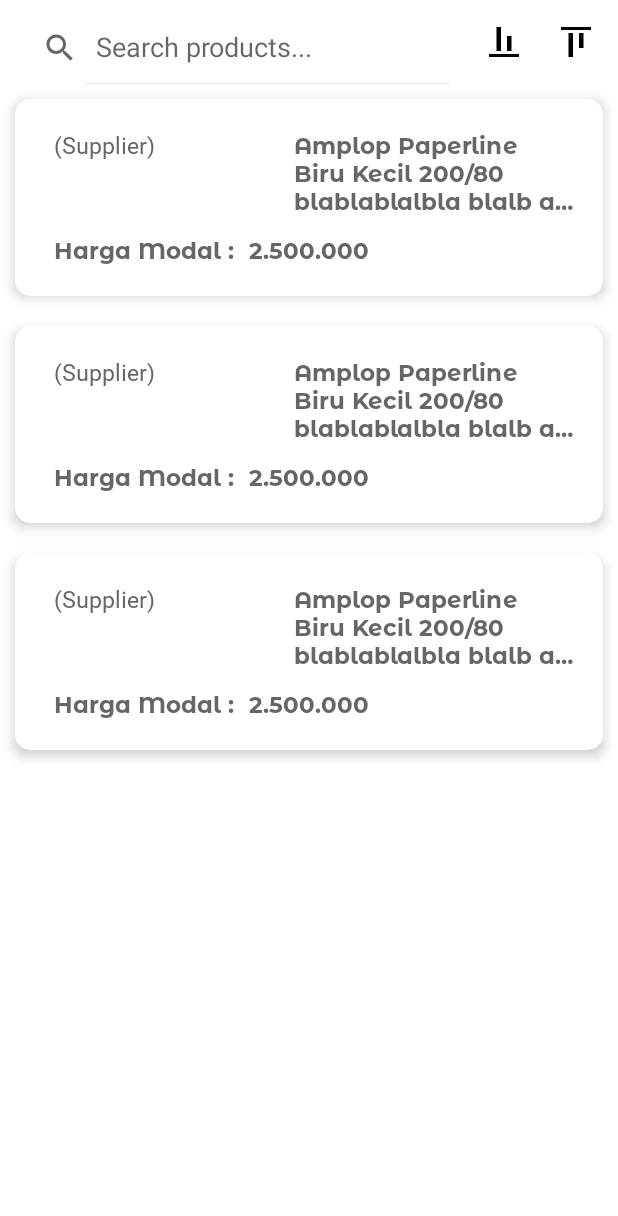
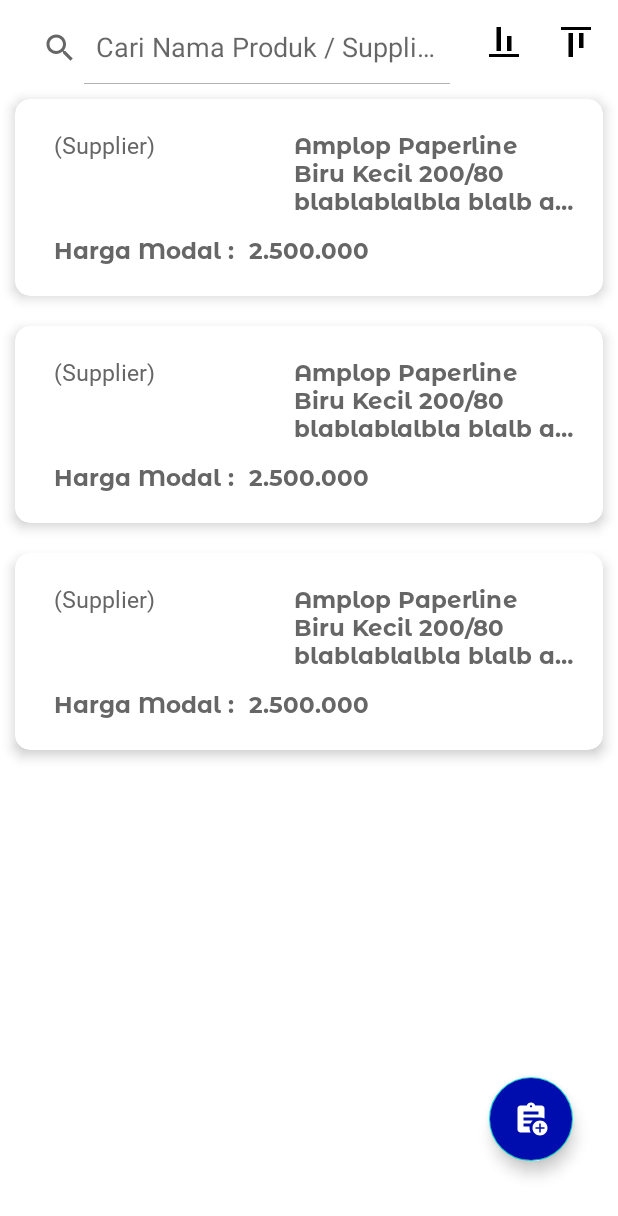
Before and after one commit to perangkatgunakarya/AndroidTokoPlastik, an Android app: the layout fragment_product.xml on its own in the app's theme, with its tools: preview values and no code run, on a phone screen of 412 x 824 dp. Shown: the top 1216 px of the screen. Run offline under Robolectric (Android 15) with nearby library versions, the phone set to English and light mode, and no system bars.

Commit message:
add tambah product activity

```diff
--- a/app/src/main/AndroidManifest.xml
+++ b/app/src/main/AndroidManifest.xml
@@ -16,6 +16,9 @@
         android:usesCleartextTraffic="true"
         tools:targetApi="31">
         <activity
+            android:name=".ui.product.AddProductActivity"
+            android:exported="false"/>
+        <activity
             android:name=".HomeActivity"
             android:exported="false" />
         <activity
--- /dev/null
+++ b/app/src/main/res/drawable/ic_add.xml
@@ -0,0 +1,7 @@
+<vector xmlns:android="http://schemas.android.com/apk/res/android" android:height="24dp" android:tint="#000000" android:viewportHeight="24" android:viewportWidth="24" android:width="24dp">
+
+    <path android:fillColor="@android:color/white" android:pathData="M18,13c-2.76,0 -5,2.24 -5,5s2.24,5 5,5s5,-2.24 5,-5S20.76,13 18,13zM21,18.5h-2.5V21h-1v-2.5H15v-1h2.5V15h1v2.5H21V18.5z"/>
+
+    <path android:fillColor="@android:color/white" android:pathData="M11.69,15c0.36,-0.75 0.84,-1.43 1.43,-2H7v-2c0,0 10.66,0 11,0c1.07,0 2.09,0.25 3,0.69V5c0,-1.1 -0.9,-2 -2,-2h-4.18C14.4,1.84 13.3,1 12,1S9.6,1.84 9.18,3H5C3.9,3 3,3.9 3,5v14c0,1.1 0.9,2 2,2h6.69C11.25,20.09 11,19.07 11,18c0,-0.34 0.03,-0.67 0.08,-1H7v-2H11.69zM12,2.75c0.41,0 0.75,0.34 0.75,0.75c0,0.41 -0.34,0.75 -0.75,0.75s-0.75,-0.34 -0.75,-0.75C11.25,3.09 11.59,2.75 12,2.75zM7,7h10v2H7V7z"/>
+
+</vector>
--- /dev/null
+++ b/app/src/main/res/drawable/ic_back.xml
@@ -0,0 +1,5 @@
+<vector xmlns:android="http://schemas.android.com/apk/res/android" android:autoMirrored="true" android:height="24dp" android:tint="#000000" android:viewportHeight="24" android:viewportWidth="24" android:width="24dp">
+
+    <path android:fillColor="@android:color/white" android:pathData="M20,11H7.83l5.59,-5.59L12,4l-8,8 8,8 1.41,-1.41L7.83,13H20v-2z"/>
+
+</vector>
--- a/app/src/main/res/layout/fragment_product.xml
+++ b/app/src/main/res/layout/fragment_product.xml
@@ -4,7 +4,8 @@
     android:layout_width="match_parent"
     android:layout_height="match_parent"
     xmlns:app="http://schemas.android.com/apk/res-auto"
-    tools:context=".ui.product.ProductFragment">
+    tools:context=".ui.product.ProductFragment"
+    android:id="@+id/layout_product">
 
     <androidx.appcompat.widget.SearchView
         android:id="@+id/searchView"
@@ -15,7 +16,9 @@
         app:layout_constraintStart_toStartOf="parent"
         app:layout_constraintTop_toTopOf="parent"
         app:iconifiedByDefault="false"
-        app:queryHint="Search products..." />
+        android:focusable="false"
+        android:focusableInTouchMode="false"
+        app:queryHint="Cari Nama Produk / Supplier..." />
 
     <ImageButton
         android:id="@+id/btnSortName"
@@ -61,4 +64,16 @@
             android:clipToPadding="false"/>
     </androidx.swiperefreshlayout.widget.SwipeRefreshLayout>
 
+    <com.google.android.material.floatingactionbutton.FloatingActionButton
+        android:id="@+id/button_add_product"
+        android:layout_width="wrap_content"
+        android:layout_height="wrap_content"
+        app:layout_constraintEnd_toEndOf="parent"
+        app:layout_constraintBottom_toBottomOf="parent"
+        android:layout_marginEnd="30dp"
+        android:layout_marginBottom="50dp"
+        android:backgroundTint="@color/g_blue"
+        app:tint="@color/white"
+        android:contentDescription="Tambah Produk"
+        android:src="@drawable/ic_add"/>
 </androidx.constraintlayout.widget.ConstraintLayout>
--- a/app/src/main/res/navigation/nav_home.xml
+++ b/app/src/main/res/navigation/nav_home.xml
@@ -13,6 +13,10 @@
         <action
             android:id="@+id/action_productFragment_to_productDetailFragment"
             app:destination="@id/detailProductFragment" />
+
+        <action
+            android:id="@+id/action_homeActivity_to_productFragment"
+            app:destination="@id/productFragment" />
     </fragment>
 
     <fragment
```
Also changed, not shown: app/src/main/java/com/example/tokoplastik/HomeActivity.kt (+9 -1 lines), app/src/main/java/com/example/tokoplastik/ui/product/AddProductActivity.kt (added, +45 -0 lines), app/src/main/java/com/example/tokoplastik/ui/product/ProductFragment.kt (+7 -0 lines), app/src/main/res/layout/activity_add_product.xml (added, +27 -0 lines).
